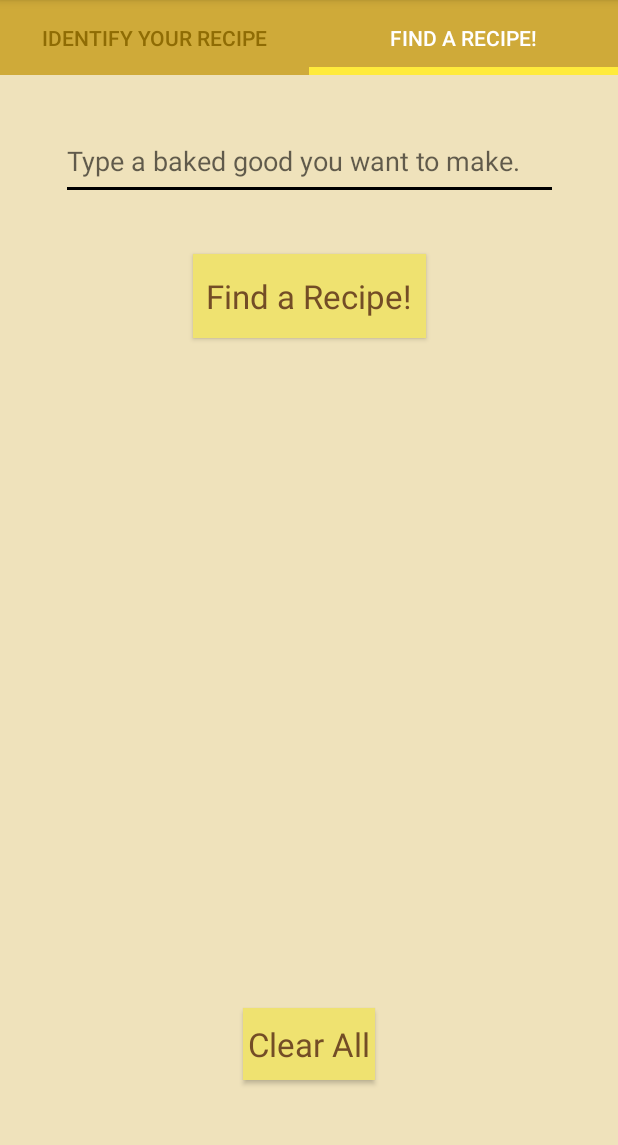
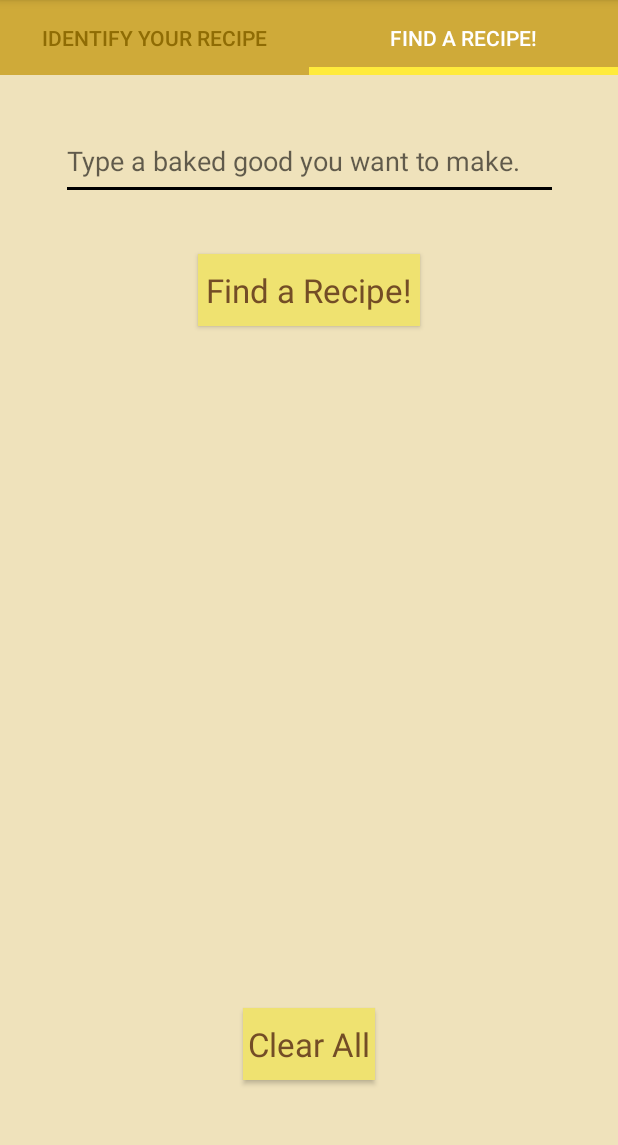
Before and after one commit to kevin2hang/FlourTreats, an Android app: the screen it shows after launch (MainActivity), tab 2 chosen, on a phone screen of 412 x 824 dp, the part 84-1229 px from its top. Run offline under Robolectric (Android 15) with nearby library versions, the phone set to English and light mode, and no system bars.

Commit message:
Adjusted button to wrap_content

```diff
--- a/app/src/main/res/layout/fragment_search_recipes.xml
+++ b/app/src/main/res/layout/fragment_search_recipes.xml
@@ -23,8 +23,8 @@
 
     <Button
         android:id="@+id/findARecipeBtn"
-        android:layout_width="155dp"
-        android:layout_height="56dp"
+        android:layout_width="wrap_content"
+        android:layout_height="wrap_content"
         android:layout_marginTop="36dp"
         android:background="#EFE270"
         android:gravity="center"
```
